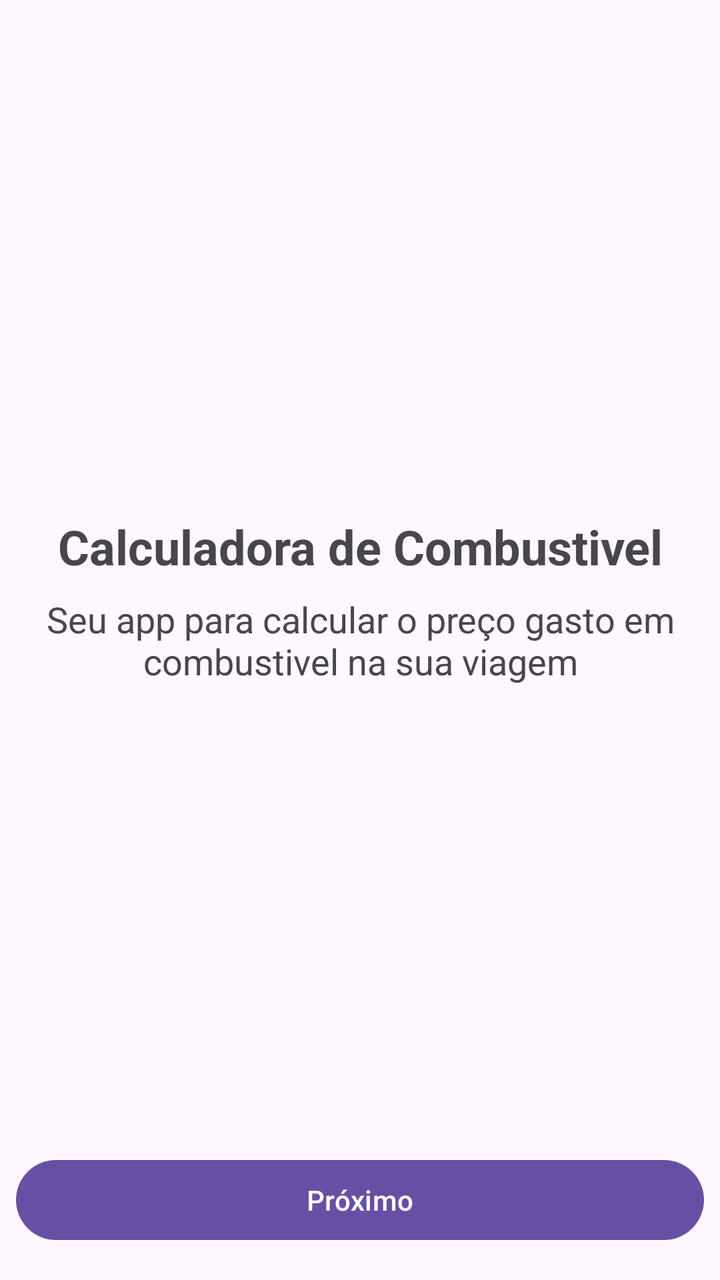
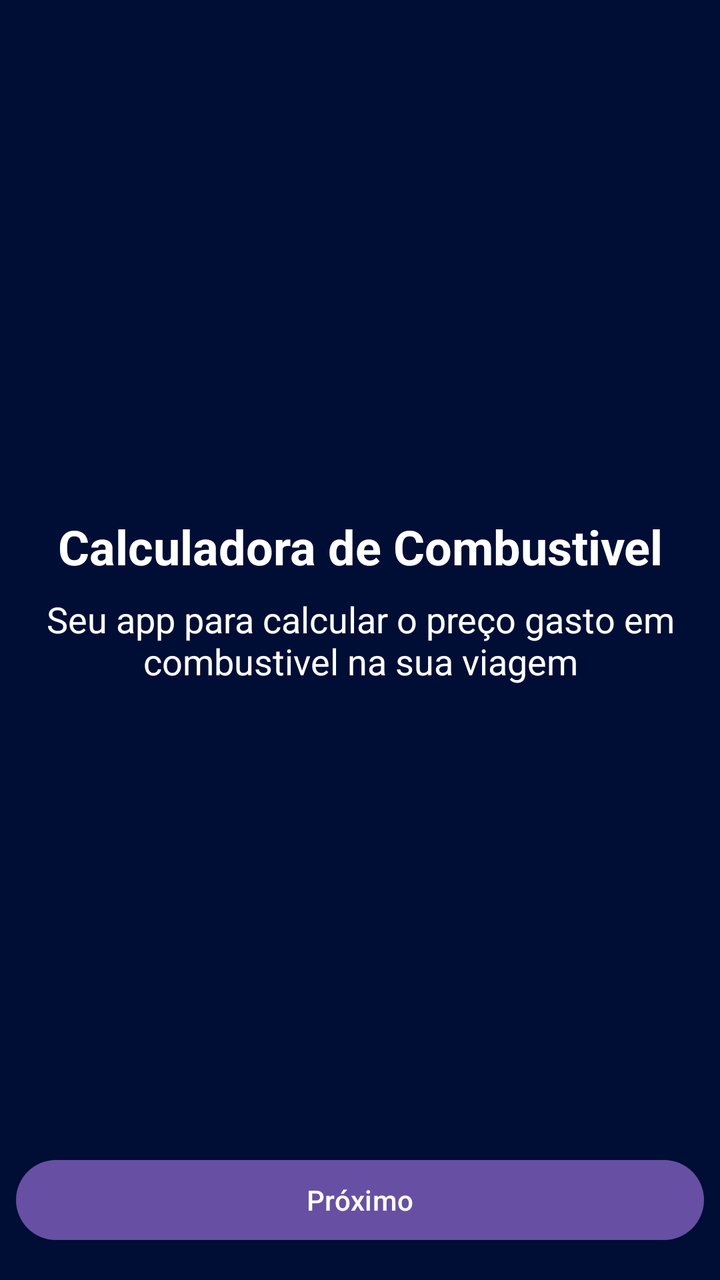

Before-and-after screenshots of an Android layout around one commit, followed by the original layout XML and the change that was made.
<!-- AndroidManifest.xml: application theme Theme.FuelCalculator -->
<!-- res/layout/activity_main.xml -->
<?xml version="1.0" encoding="utf-8"?>
<androidx.constraintlayout.widget.ConstraintLayout xmlns:android="http://schemas.android.com/apk/res/android"
    xmlns:app="http://schemas.android.com/apk/res-auto"
    xmlns:tools="http://schemas.android.com/tools"
    android:id="@+id/main"
    android:layout_width="match_parent"
    android:layout_height="match_parent"
    tools:context=".MainActivity">

    <TextView
        android:id="@+id/tvDescricao"
        android:layout_width="0dp"
        android:layout_height="wrap_content"
        android:layout_marginStart="16dp"
        android:layout_marginEnd="16dp"
        android:text="Seu app para calcular o preço gasto em combustivel na sua viagem"
        android:textAlignment="center"
        android:textSize="18dp"
        app:layout_constraintBottom_toBottomOf="parent"
        app:layout_constraintEnd_toEndOf="parent"
        app:layout_constraintStart_toStartOf="parent"
        app:layout_constraintTop_toTopOf="parent" />

    <Button
        android:id="@+id/btnMainProximo"
        android:layout_width="0dp"
        android:layout_height="wrap_content"
        android:layout_marginStart="8dp"
        android:layout_marginEnd="8dp"
        android:layout_marginBottom="16dp"
        android:text="Próximo"
        app:layout_constraintBottom_toBottomOf="parent"
        app:layout_constraintEnd_toEndOf="parent"
        app:layout_constraintStart_toStartOf="parent" />

    <TextView
        android:id="@+id/textView2"
        android:layout_width="0dp"
        android:layout_height="wrap_content"
        android:layout_marginStart="16dp"
        android:layout_marginEnd="16dp"
        android:layout_marginBottom="8dp"
        android:text="Calculadora de Combustivel"
        android:textAlignment="center"
        android:textSize="24dp"
        android:textStyle="bold"
        app:layout_constraintBottom_toTopOf="@+id/tvDescricao"
        app:layout_constraintEnd_toEndOf="parent"
        app:layout_constraintStart_toStartOf="parent" />
</androidx.constraintlayout.widget.ConstraintLayout>
<!-- resources referenced by this layout -->
<resources>
  <style name="Theme.FuelCalculator" parent="Base.Theme.FuelCalculator" />
  <style name="Base.Theme.FuelCalculator" parent="Theme.Material3.DayNight.NoActionBar">
          
          
      </style>
</resources>

<!-- the commit's change to res/layout/activity_main.xml (unified diff, before → after) -->
@@ -5,21 +5,25 @@
     android:id="@+id/main"
     android:layout_width="match_parent"
     android:layout_height="match_parent"
+    android:background="@color/background"
     tools:context=".MainActivity">
 
     <TextView
         android:id="@+id/tvDescricao"
-        android:layout_width="0dp"
+        android:layout_width="wrap_content"
         android:layout_height="wrap_content"
         android:layout_marginStart="16dp"
         android:layout_marginEnd="16dp"
         android:text="Seu app para calcular o preço gasto em combustivel na sua viagem"
         android:textAlignment="center"
         android:textSize="18dp"
+        android:textColor="@color/white"
         app:layout_constraintBottom_toBottomOf="parent"
         app:layout_constraintEnd_toEndOf="parent"
         app:layout_constraintStart_toStartOf="parent"
         app:layout_constraintTop_toTopOf="parent" />
+
+
 
     <Button
         android:id="@+id/btnMainProximo"
@@ -44,6 +48,7 @@
         android:textAlignment="center"
         android:textSize="24dp"
         android:textStyle="bold"
+        android:textColor="@color/white"
         app:layout_constraintBottom_toTopOf="@+id/tvDescricao"
         app:layout_constraintEnd_toEndOf="parent"
         app:layout_constraintStart_toStartOf="parent" />
<!-- resource entries referenced after the edit -->
@@ -1,5 +1,7 @@
 <!-- resources referenced by this layout -->
 <resources>
+  <color name="background">#000E35</color>
+  <color name="white">#FFFFFFFF</color>
   <style name="Theme.FuelCalculator" parent="Base.Theme.FuelCalculator" />
   <style name="Base.Theme.FuelCalculator" parent="Theme.Material3.DayNight.NoActionBar">
           
